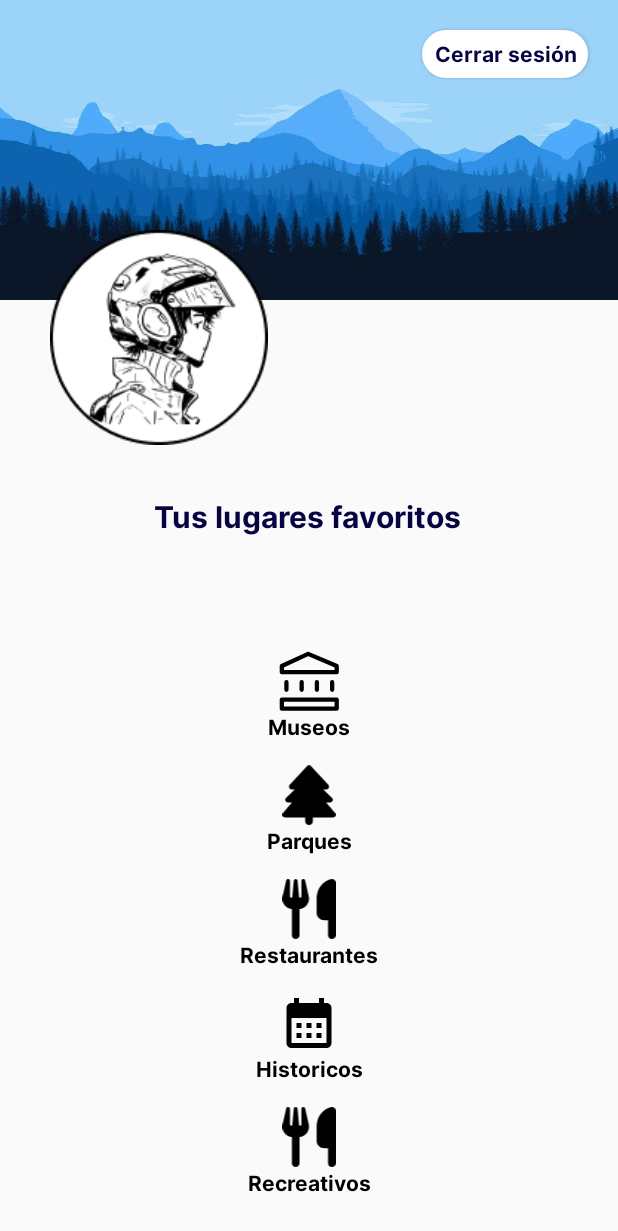
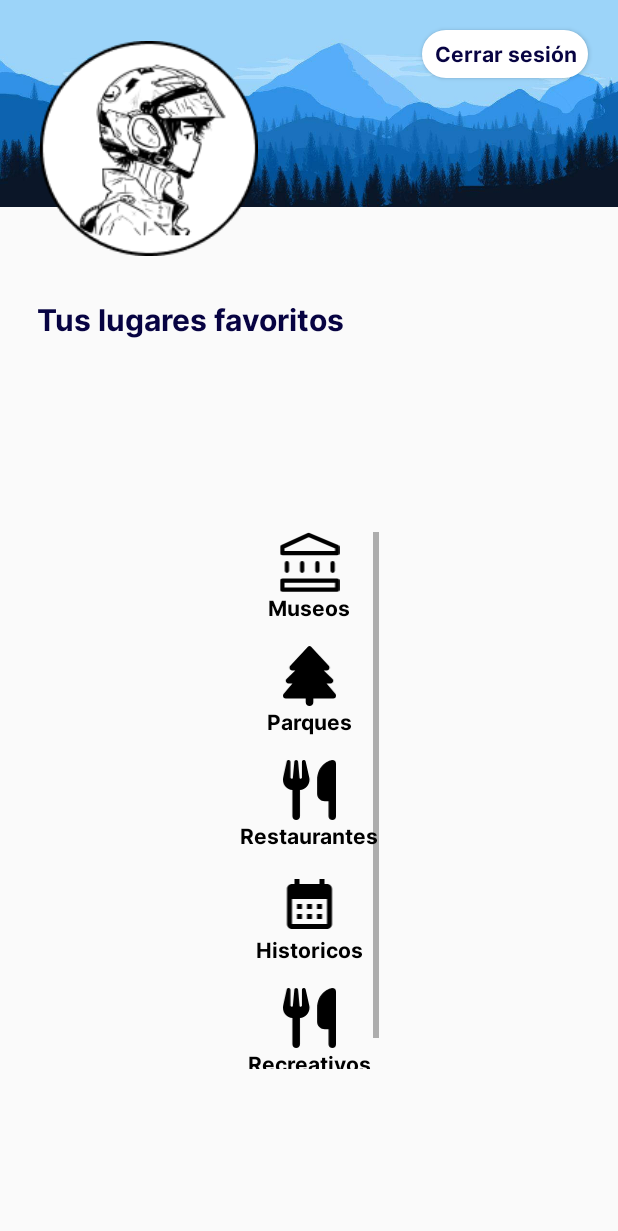
Before and after one commit to JeRamirez25/appTurismo, an Android app: the layout fragment_perfil.xml on its own in the app's theme, with its tools: preview values and no code run, on a phone screen of 412 x 824 dp. Shown: the top 1231 px of the screen. Run offline under Robolectric (Android 15) with nearby library versions, the phone set to English and light mode, and no system bars.

Commit message:
Correcion loyaout Perfil, Rutas, Descripcion Buscar

```diff
--- a/app/src/main/res/layout/fragment_perfil.xml
+++ b/app/src/main/res/layout/fragment_perfil.xml
@@ -10,7 +10,7 @@
     <FrameLayout
         android:id="@+id/background_container"
         android:layout_width="match_parent"
-        android:layout_height="200dp"
+        android:layout_height="138dp"
         app:layout_constraintEnd_toEndOf="parent"
         app:layout_constraintStart_toStartOf="parent"
         app:layout_constraintTop_toTopOf="parent">
@@ -18,7 +18,7 @@
         <ImageView
             android:id="@+id/background_image"
             android:layout_width="match_parent"
-            android:layout_height="match_parent"
+            android:layout_height="138dp"
             android:scaleType="centerCrop"
             android:src="@drawable/profile_bg" />
 
@@ -40,60 +40,15 @@
 
     </FrameLayout>
 
-    <TextView
-        android:id="@+id/texto"
-        android:layout_width="173dp"
-        android:layout_height="70dp"
-        android:layout_gravity="center"
-        android:fontFamily="@font/inter_bold"
-        android:text=""
-        android:textColor="@color/black"
-        android:textSize="20sp"
-        app:layout_constraintBottom_toBottomOf="@+id/tvlugaresFavoritos"
-        app:layout_constraintEnd_toEndOf="parent"
-        app:layout_constraintHorizontal_bias="0.819"
-        app:layout_constraintStart_toStartOf="parent"
-        app:layout_constraintTop_toTopOf="@+id/background_container"
-        app:layout_constraintVertical_bias="0.783" />
-
-    <ImageView
-        android:id="@+id/profile_img"
-        android:layout_width="150dp"
-        android:layout_height="150dp"
-        android:layout_gravity="center"
-        android:padding="3dp"
-        android:scaleType="centerCrop"
-        android:src="@drawable/group_37"
-        app:layout_constraintBottom_toBottomOf="parent"
-        app:layout_constraintEnd_toEndOf="parent"
-        app:layout_constraintHorizontal_bias="0.118"
-        app:layout_constraintStart_toStartOf="parent"
-        app:layout_constraintTop_toTopOf="@+id/background_container"
-        app:layout_constraintVertical_bias="0.223" />
-
-    <TextView
-        android:id="@+id/tvlugaresFavoritos"
+    <ScrollView
+        android:id="@+id/scrollView2"
         android:layout_width="wrap_content"
-        android:layout_height="wrap_content"
-        android:fontFamily="@font/inter_bold"
-        android:text="Tus lugares favoritos"
-        android:textColor="@color/Dark_blue"
-        android:textSize="20dp"
-        app:layout_constraintBottom_toBottomOf="parent"
-        app:layout_constraintEnd_toEndOf="parent"
-        app:layout_constraintHorizontal_bias="0.497"
-        app:layout_constraintStart_toStartOf="parent"
-        app:layout_constraintTop_toBottomOf="@+id/background_container"
-        app:layout_constraintVertical_bias="0.217" />
-
-    <ScrollView
-        android:layout_width="408dp"
-        android:layout_height="390dp"
+        android:layout_height="358dp"
+        android:layout_marginTop="16dp"
         app:layout_constraintBottom_toBottomOf="parent"
         app:layout_constraintEnd_toEndOf="parent"
         app:layout_constraintStart_toStartOf="parent"
-        app:layout_constraintTop_toBottomOf="@+id/background_container"
-        app:layout_constraintVertical_bias="1.0">
+        app:layout_constraintTop_toBottomOf="@+id/tvlugaresFavoritos">
 
         <LinearLayout
             android:layout_width="match_parent"
@@ -208,5 +163,48 @@
         </LinearLayout>
     </ScrollView>
 
+    <ImageView
+        android:id="@+id/profile_img"
+        android:layout_width="150dp"
+        android:layout_height="150dp"
+        android:layout_gravity="center"
+        android:layout_marginStart="24dp"
+        android:layout_marginTop="24dp"
+        android:padding="3dp"
+        android:scaleType="centerCrop"
+        android:src="@drawable/group_37"
+        app:layout_constraintStart_toStartOf="parent"
+        app:layout_constraintTop_toTopOf="parent" />
+
+    <TextView
+        android:id="@+id/texto"
+        android:layout_width="190dp"
+        android:layout_height="39dp"
+        android:layout_gravity="center"
+        android:layout_marginStart="200dp"
+        android:layout_marginTop="16dp"
+        android:fontFamily="@font/inter_bold"
+        android:text=""
+        android:textColor="@color/black"
+        android:textSize="20sp"
+        app:layout_constraintEnd_toEndOf="parent"
+        app:layout_constraintHorizontal_bias="0.238"
+        app:layout_constraintStart_toStartOf="parent"
+        app:layout_constraintTop_toBottomOf="@+id/background_container" />
+
+    <TextView
+        android:id="@+id/tvlugaresFavoritos"
+        android:layout_width="wrap_content"
+        android:layout_height="wrap_content"
+        android:layout_marginTop="60dp"
+        android:fontFamily="@font/inter_bold"
+        android:text="Tus lugares favoritos"
+        android:textColor="@color/Dark_blue"
+        android:textSize="20dp"
+        app:layout_constraintEnd_toEndOf="parent"
+        app:layout_constraintHorizontal_bias="0.118"
+        app:layout_constraintStart_toStartOf="parent"
+        app:layout_constraintTop_toBottomOf="@+id/background_container" />
+
 
 </androidx.constraintlayout.widget.ConstraintLayout>
```
Also changed, not shown: app/src/main/res/layout/activity_detalles_de_lugares.xml (+62 -36 lines), app/src/main/res/layout/fragment_rutas.xml (+8 -9 lines), app/src/main/res/layout/fragment_rutas_home.xml (+3 -7 lines), app/src/main/res/layout/fragment_rutas_parametros.xml (+8 -11 lines), app/src/main/res/layout/lugares_favoritos_usuario_item.xml (+11 -11 lines).
